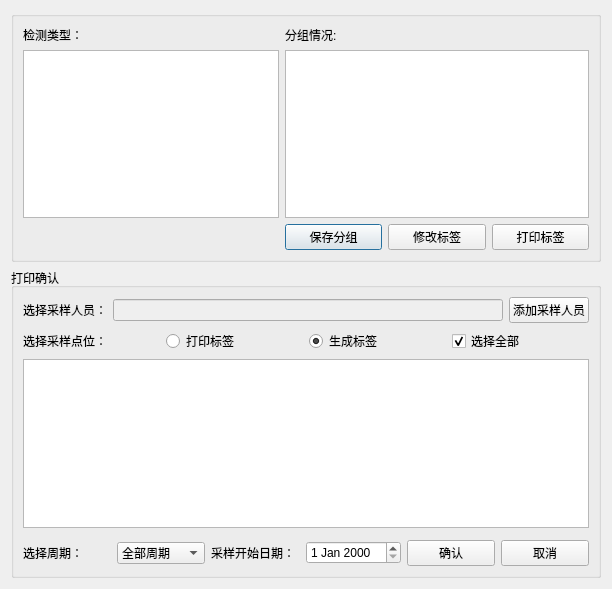
Qt form src/TaskSheetManager/samplegroupingdlg.ui (hcc01/ELIMS) before a commit.
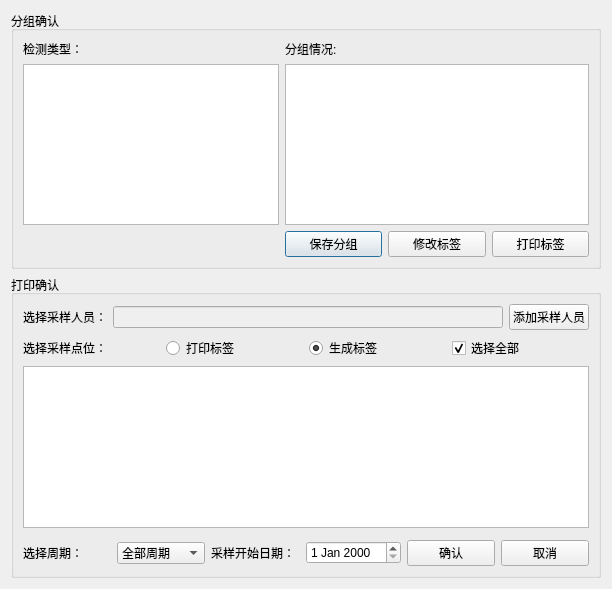
The same form after that commit. Custom widgets are drawn as their Qt base class.

```diff
--- a/src/TaskSheetManager/samplegroupingdlg.ui
+++ b/src/TaskSheetManager/samplegroupingdlg.ui
@@ -17,7 +17,7 @@
    <item>
     <widget class="QGroupBox" name="sortGroup">
      <property name="title">
-      <string/>
+      <string>分组确认</string>
      </property>
      <layout class="QFormLayout" name="formLayout">
       <item row="0" column="0">
```
Left out of the diff: 6 changed lines with no effect on the pictures.
